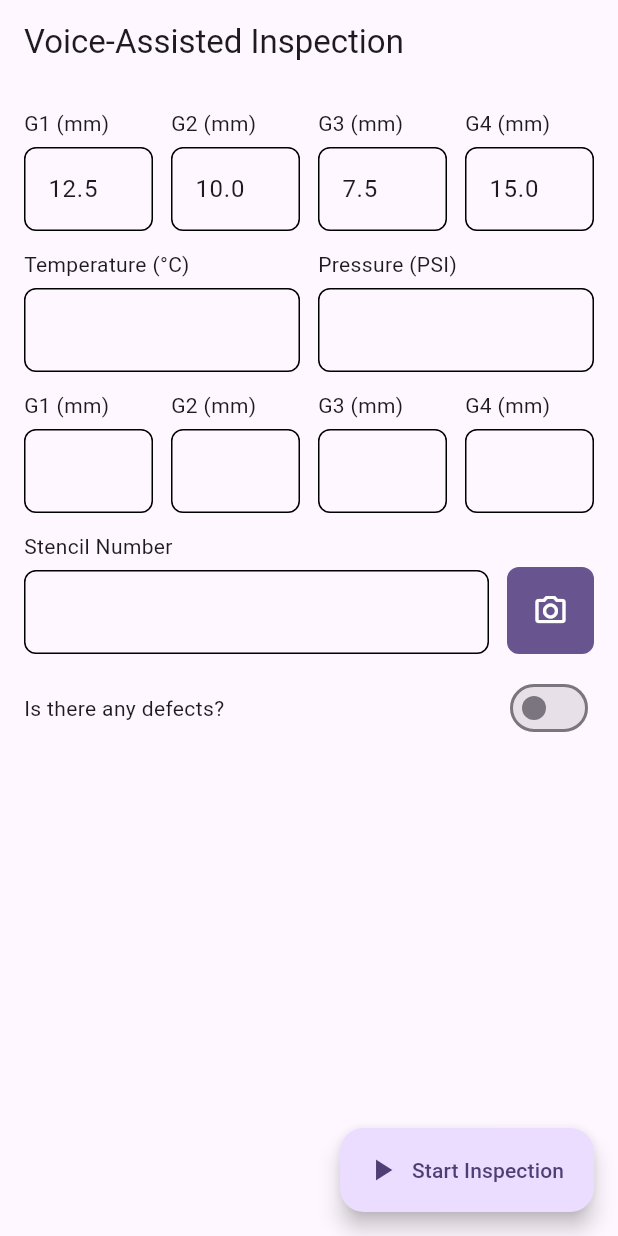
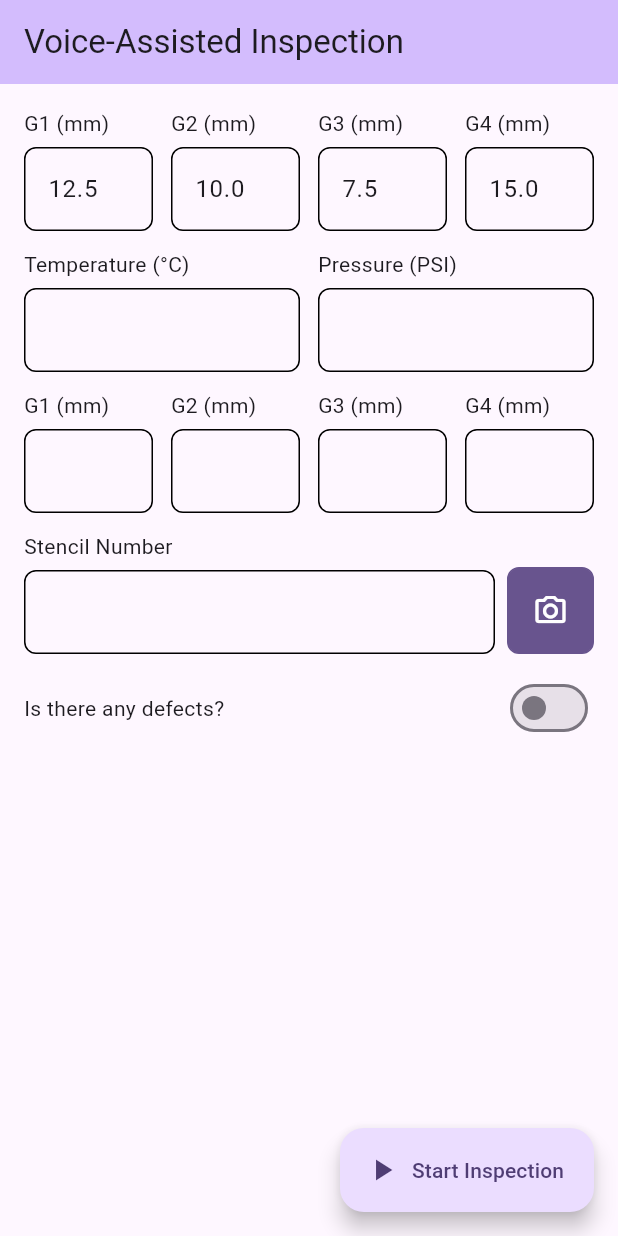
Before and after one commit to sknt2024/Flutter-VoiceBot, a Flutter app: the screen it shows after launch, on a phone screen of 412 x 824 dp. Run offline on Flutter 3.47's test engine with Material 3 defaults, Android fonts, the phone set to English and light mode, and no system bars; our stand-ins replace camera, dio, flutter_dotenv, flutter_tts, image_picker, permission_handler; missing offline and left inert: record.

Commit message:
feat: Implement dynamic defects management and update image capture workflow
This commit introduces a structured system for tracking inspection defects, refactors UI components for better modularity, and updates the image picking mechanism.

Key changes include:

- **New Defects Management System:**
    - Introduced `Defect` and `InspectionDefect` models to represent available defect types and user-captured defect data (ID, name, and image).
    - Added `DefectsSections` widget to manage a dynamic list of defects, allowing users to add multiple entries, select types from a dropdown, and capture associated photos.
    - Implemented an image preview dialog for captured defect photos with delete functionality.

- **Refactored UI Components:**
    - Extracted groove reading fields into a dedicated `OldGrooveReadings` widget.
    - Extracted defect selection logic into a `DefectDropdown` widget.
    - Cleaned up `HomePage` by replacing inline UI blocks with these new modular widgets.

- **Updated Image Capture & OCR:**
    - Switched from a custom `CameraPreviewScreen` to the `image_picker` package for capturing stencil numbers and defect images.
    - Updated `_openCameraAndExtract` in `home_page.dart` to use `ImagePicker` for camera access.

- **Language and Localization:**
    - Updated TTS configuration to use Hindi (`hi-IN`) for better local context.
    - Renamed the application to "Voice Assisted Inspection" in the main entry point.

- **Dependency and Configuration Updates:**
    - Added `image_picker` dependency to `pubspec.yaml`.
    - Updated platform-specific generated files (iOS, macOS, Windows, Linux) to register new plugins for file selection.
    - Disabled the debug banner in the main app configuration.

```diff
--- a/lib/main.dart
+++ b/lib/main.dart
@@ -81,7 +81,8 @@ class MyApp extends StatelessWidget {
   @override
   Widget build(BuildContext context) {
     return MaterialApp(
-      title: 'Flutter Whisper Demo',
+      title: 'Voice Assisted Inspection',
+      debugShowCheckedModeBanner: false,
       theme: ThemeData.from(
         colorScheme: ColorScheme.fromSeed(seedColor: Colors.deepPurple),
       ),
--- /dev/null
+++ b/lib/models/defect.dart
@@ -0,0 +1,16 @@
+class Defect {
+  final String id;
+  final String name;
+
+  Defect({
+    required this.id,
+    required this.name,
+  });
+
+  factory Defect.fromJson(Map<String, dynamic> json) {
+    return Defect(
+      id: json['_id']['\$oid'] as String,
+      name: (json['name'] as String).trim(),
+    );
+  }
+}
--- /dev/null
+++ b/lib/models/inspection_defect.dart
@@ -0,0 +1,13 @@
+import 'dart:io';
+
+class InspectionDefect {
+  String? defectId;
+  String? defectName;
+  File? defectImage;
+
+  InspectionDefect({
+    this.defectId,
+    this.defectName,
+    this.defectImage,
+  });
+}
--- a/lib/screens/home_page.dart
+++ b/lib/screens/home_page.dart
@@ -3,6 +3,9 @@ import 'dart:developer';
 import 'dart:io';
 
 import 'package:flutter/material.dart';
+import 'package:flutter_whisper_demo/widgets/defects_dropdown.dart';
+import 'package:flutter_whisper_demo/widgets/old_groove_readings.dart';
+import 'package:image_picker/image_picker.dart';
 import 'package:record/record.dart' as audio;
 import 'package:permission_handler/permission_handler.dart';
 import 'package:dio/dio.dart';
@@ -11,9 +14,9 @@ import 'package:flutter_tts/flutter_tts.dart';
 import 'package:path_provider/path_provider.dart';
 import 'package:flutter_dotenv/flutter_dotenv.dart';
 import 'package:flutter/services.dart';
-import '../screens/camera_preview_screen.dart';
 
 import '../services/field_extractor.dart';
+import '../widgets/defects_sections.dart';
 
 class HomePage extends StatefulWidget {
   const HomePage({super.key});
@@ -145,6 +148,8 @@ class _HomePageState extends State<HomePage>
     return _sanitizeStencil(raw.trim().toUpperCase());
   }
 
+  final ImagePicker _picker = ImagePicker();
+
   String _sanitizeStencil(String input) {
     final match = RegExp(r'\b[A-Z0-9]{6,}\b').firstMatch(input);
     return match?.group(0) ?? 'RETRY';
@@ -154,12 +159,17 @@ class _HomePageState extends State<HomePage>
     required String humanLabel,
     required TextEditingController controller,
   }) async {
-    final File? imageFile = await Navigator.push<File>(
-      context,
-      MaterialPageRoute(builder: (_) => const CameraPreviewScreen()),
+    // final File? imageFile = await Navigator.push<File>(
+    //   context,
+    //   MaterialPageRoute(builder: (_) => const CameraPreviewScreen()),
+    // );
+
+    final XFile? image = await _picker.pickImage(
+      source: ImageSource.camera,
+      imageQuality: 100,
     );
 
-    if (imageFile == null) return;
+    File? imageFile = File(image!.path);
 
     try {
       /// 🔥 OpenAI Vision OCR
@@ -196,7 +206,7 @@ class _HomePageState extends State<HomePage>
   }
 
   void _configureTts() {
-    _tts.setLanguage("en-IN");
+    _tts.setLanguage("hi-IN");
     _tts.setSpeechRate(0.4);
     _tts.setVolume(1.0);
     _tts.setPitch(1.0);
@@ -778,25 +788,18 @@ class _HomePageState extends State<HomePage>
     super.dispose();
   }
 
-  bool _defectsPresent = false;
-
-  void toggleDefects(bool value) {
-    setState(() {
-      _defectsPresent = value;
-    });
-  }
-
   @override
   Widget build(BuildContext context) {
-    // build UI with a stack to overlay transcribing loader
     return Scaffold(
-      appBar: AppBar(title: const Text("Voice-Assisted Inspection")),
+      appBar: AppBar(
+        title: const Text("Voice-Assisted Inspection"),
+        backgroundColor: Theme.of(context).colorScheme.inversePrimary,
+      ),
       floatingActionButton: FloatingActionButton.extended(
         onPressed: () {
           if (_isSequenceRunning) {
             _stopInspectionSequence();
           } else {
-            // start only if not transcribing
             _startInspectionSequence();
           }
         },
@@ -812,37 +815,11 @@ class _HomePageState extends State<HomePage>
             child: SingleChildScrollView(
               child: Column(
                 children: [
-                  Row(
-                    children: [
-                      Expanded(
-                        child: _oldDataField(
-                          label: "G1 (mm)",
-                          controller: _oldG1Controller,
-                        ),
-                      ),
-                      const SizedBox(width: 12),
-                      Expanded(
-                        child: _oldDataField(
-                          label: "G2 (mm)",
-                          controller: _oldG2Controller,
-                        ),
-                      ),
-                      const SizedBox(width: 12),
-
-                      Expanded(
-                        child: _oldDataField(
-                          label: "G3 (mm)",
-                          controller: _oldG3Controller,
-                        ),
-                      ),
-                      const SizedBox(width: 12),
-                      Expanded(
-                        child: _oldDataField(
-                          label: "G4 (mm)",
-                          controller: _oldG4Controller,
-                        ),
-                      ),
-                    ],
+                  OldGrooveReadings(
+                    g1: _oldG1Controller.text,
+                    g2: _oldG2Controller.text,
+                    g3: _oldG3Controller.text,
+                    g4: _oldG4Controller.text,
                   ),
                   const SizedBox(height: 12),
                   Row(
@@ -925,7 +902,7 @@ class _HomePageState extends State<HomePage>
                           controller: _stencilNumberController,
                         ),
                       ),
-                      const SizedBox(width: 12),
+                      const SizedBox(width: 8),
                       InkWell(
                         onTap: () {
                           _openCameraAndExtract(
@@ -951,17 +928,7 @@ class _HomePageState extends State<HomePage>
                     ],
                   ),
                   const SizedBox(height: 12),
-                  Row(
-                    mainAxisAlignment: MainAxisAlignment.spaceBetween,
-                    children: [
-                      Text("Is there any defects?"),
-                      Switch.adaptive(
-                        value: _defectsPresent,
-                        onChanged: (value) => toggleDefects(value),
-                      ),
-                    ],
-                  ),
-                  const SizedBox(height: 12),
+                  DefectsSections(),
                 ],
               ),
             ),
--- /dev/null
+++ b/lib/widgets/defects_sections.dart
@@ -0,0 +1,330 @@
+import 'dart:io';
+
+import 'package:flutter/material.dart';
+import 'package:image_picker/image_picker.dart';
+
+import '../models/defect.dart';
+import '../models/inspection_defect.dart';
+import 'defects_dropdown.dart';
+
+class DefectsSections extends StatefulWidget {
+  const DefectsSections({super.key});
+
+  @override
+  State<DefectsSections> createState() => _DefectsSectionsState();
+}
+
+class _DefectsSectionsState extends State<DefectsSections> {
+  bool _defectsPresent = false;
+  File? _defectImage;
+
+  final ImagePicker _picker = ImagePicker();
+
+  void toggleDefects(bool value) {
+    setState(() {
+      _defectsPresent = value;
+      if (!value) {
+        _inspectionDefects
+          ..clear()
+          ..add(InspectionDefect());
+      }
+    });
+  }
+
+  Future<void> _pickImage(int index) async {
+    final XFile? image = await _picker.pickImage(
+      source: ImageSource.camera,
+      imageQuality: 100,
+    );
+
+    print("Image: ${image?.path}");
+
+    if (image != null) {
+      setState(() {
+        _inspectionDefects[index].defectImage = File(image.path);
+      });
+    }
+  }
+
+  void _removeImage(int index) {
+    setState(() {
+      _inspectionDefects[index].defectImage = null;
+    });
+  }
+
+  final List<Defect> defects = [
+    Defect(id: "62ab0eaef58cc5a2dd8b759b", name: "Alternate Lug Wear"),
+    Defect(id: "62b063992f323e536c71a33a", name: "Both Shoulder Wear"),
+    Defect(id: "62b063a12f323e536c71a349", name: "Centre Wear"),
+    Defect(id: "62b063aa2f323e536c71a357", name: "Feather Edge Wear"),
+    Defect(id: "62b063b52f323e536c71a363", name: "Heel & Toe Wear"),
+    Defect(id: "62b063bf2f323e536c71a36f", name: "Inside Edge Wear"),
+    Defect(id: "62b064032f323e536c71a3b1", name: "Irregular Wear"),
+    Defect(id: "62b0656b2f323e536c71a44c", name: "Rib Pinch Wear"),
+    Defect(id: "62b065742f323e536c71a454", name: "Scallop Wear"),
+    Defect(id: "62b0657d2f323e536c71a45c", name: "Scrubung Scuffing Wear"),
+    Defect(id: "62b065872f323e536c71a464", name: "Spotty Wear"),
+    Defect(id: "62b065902f323e536c71a46c", name: "Wavy Wear"),
+    Defect(id: "62b0659c2f323e536c71a474", name: "One Side Wear"),
+    Defect(id: "62b065a62f323e536c71a47c", name: "Diagonal Wear"),
+    Defect(id: "62b065ae2f323e536c71a484", name: "Chipping Wear"),
+    Defect(id: "62b065b82f323e536c71a48d", name: "Bulging"),
+    Defect(id: "62b065bf2f323e536c71a495", name: "Worn Out"),
+    Defect(id: "62b065c72f323e536c71a4a7", name: "Patchy Wear"),
+    Defect(id: "62b065d02f323e536c71a4af", name: "Chipping"),
+    Defect(id: "62b065d72f323e536c71a4b7", name: "All Good"),
+    Defect(id: "63198e1a34f8e69c02ac6c28", name: "Cut Repair"),
+    Defect(id: "638f23fe0cc0a310c8892676", name: "Puncher"),
+    Defect(id: "63970c4589440543e50abb17", name: "Side Wall cut"),
+    Defect(id: "63b413dffcde9bc3234a816d", name: "Missing"),
+    Defect(
+      id: "63b659f6671b030891ed73e7",
+      name: "Wrongly worn due to Alignment",
+    ),
+    Defect(id: "63c55a8602dfea2de0aa4eb8", name: "Manufacturing"),
+    Defect(id: "63d55208d7b631bee33c04b5", name: "Burnout tyre"),
+    Defect(id: "63e4bc620300dfab84cc362c", name: "Runflat"),
+    Defect(id: "63ef4582f96182ad5523050a", name: "Tread Damage"),
+    Defect(id: "63ef458cf96182ad55230511", name: "Wire Expose"),
+    Defect(id: "642e657e051f9043375e321d", name: "Scoring"),
+    Defect(id: "6603b8f14c1c2146d0ab1734", name: "Zipper Cut"),
+    Defect(id: "67dd61b54e4c21cc5966487f", name: "Stencil Not matching"),
+  ];
+
+  final List<InspectionDefect> _inspectionDefects = [InspectionDefect()];
+
+  Future<void> showImagePreviewDialog({
+    required BuildContext context,
+    required File image,
+    required VoidCallback onDelete,
+  }) {
+    final media = MediaQuery.of(context);
+
+    return showDialog(
+      context: context,
+      barrierDismissible: false,
+      builder: (context) {
+        return Dialog(
+          insetPadding: const EdgeInsets.all(16),
+          shape: RoundedRectangleBorder(
+            borderRadius: BorderRadius.circular(12),
+          ),
+          child: SingleChildScrollView(
+            child: Padding(
+              padding: const EdgeInsets.all(12),
+              child: Column(
+                mainAxisSize: MainAxisSize.min,
+                children: [
+                  /// IMAGE (dynamic & scaled down)
+                  ConstrainedBox(
+                    constraints: BoxConstraints(
+                      maxHeight: media.size.height * 0.65,
+                      maxWidth: media.size.width * 0.9,
+                    ),
+                    child: InteractiveViewer(
+                      minScale: 0.8,
+                      maxScale: 4,
+                      child: Image.file(
+                        image,
+                        fit: BoxFit.contain,
+                        width: double.infinity,
+                      ),
+                    ),
+                  ),
+
+                  const SizedBox(height: 12),
+
+                  /// ACTIONS
+                  Row(
+                    mainAxisAlignment: MainAxisAlignment.spaceBetween,
+                    children: [
+                      TextButton.icon(
+                        onPressed: () {
+                          Navigator.pop(context);
+                          onDelete();
+                        },
+                        icon: const Icon(
+                          Icons.delete_outline,
+                          color: Colors.red,
+                        ),
+                        label: const Text(
+                          'Delete',
+                          style: TextStyle(color: Colors.red),
+                        ),
+                      ),
+                      ElevatedButton(
+                        onPressed: () => Navigator.pop(context),
+                        child: const Text('OK'),
+                      ),
+                    ],
+                  ),
+                ],
+              ),
+            ),
+          ),
+        );
+      },
+    );
+  }
+
+  @override
+  Widget build(BuildContext context) {
+    return Column(
+      crossAxisAlignment: CrossAxisAlignment.start,
+      children: [
+        Row(
+          mainAxisAlignment: MainAxisAlignment.spaceBetween,
+          children: [
+            const Text("Is there any defects?"),
+            Switch.adaptive(value: _defectsPresent, onChanged: toggleDefects),
+          ],
+        ),
+        const SizedBox(height: 12),
+
+        /// Dropdown
+        Visibility(
+          visible: _defectsPresent,
+          child: Column(
+            spacing: 8,
+            crossAxisAlignment: CrossAxisAlignment.start,
+            children: [
+              Row(
+                mainAxisAlignment: MainAxisAlignment.spaceBetween,
+                children: [
+                  Text(
+                    "Defects",
+                    style: Theme.of(context).textTheme.titleMedium,
+                  ),
+                  InkWell(
+                    onTap: () {
+                      setState(() {
+                        _inspectionDefects.add(InspectionDefect());
+                      });
+                    },
+                    child: Container(
+                      padding: EdgeInsets.all(8.0),
+                      decoration: BoxDecoration(
+                        color: Theme.of(context).primaryColor,
+                        borderRadius: BorderRadius.circular(8.0),
+                        border: Border.all(
+                          color: Theme.of(context).primaryColor,
+                        ),
+                      ),
+                      child: Icon(Icons.add, color: Colors.white),
+                    ),
+                  ),
+                ],
+              ),
+              ListView.separated(
+                shrinkWrap: true,
+                physics: const NeverScrollableScrollPhysics(),
+                itemCount: _inspectionDefects.length,
+                separatorBuilder: (context, index) => SizedBox(height: 8),
+                itemBuilder: (context, index) {
+                  final item = _inspectionDefects[index];
+                  return Row(
+                    spacing: 8,
+                    children: [
+                      /// Defect dropdown
+                      Flexible(
+                        child: DefectDropdown(
+                          defects: defects,
+                          value: item.defectId == null
+                              ? null
+                              : defects.firstWhere(
+                                  (d) => d.id == item.defectId,
+                                ),
+                          onChanged: (Defect? defect) {
+                            setState(() {
+                              item.defectId = defect?.id;
+                              item.defectName = defect?.name;
+                            });
+                          },
+                        ),
+                      ),
+
+                      item.defectImage == null
+                          ? InkWell(
+                              onTap: () => _pickImage(index),
+                              child: Container(
+                                padding: EdgeInsets.all(16.0),
+                                decoration: BoxDecoration(
+                                  color: Theme.of(context).primaryColor,
+                                  borderRadius: BorderRadius.circular(8.0),
+                                  border: Border.all(
+                                    color: Theme.of(context).primaryColor,
+                                  ),
+                                ),
+                                child: Icon(
+                                  Icons.camera_alt_outlined,
+                                  color: Colors.white,
+                                ),
+                              ),
+                            )
+                          : ClipRRect(
+                              borderRadius: BorderRadius.circular(8),
+                              child: Stack(
+                                children: [
+                                  InkWell(
+                                    onTap: () {
+                                      showImagePreviewDialog(
+                                        context: context,
+                                        image: item.defectImage!,
+                                        onDelete: () => _removeImage(index),
+                                      );
+                                    },
+                                    child: Container(
+                                      width: kToolbarHeight,
+                                      height: kToolbarHeight,
+                                      padding: const EdgeInsets.all(2),
+                                      decoration: BoxDecoration(
+                                        color: Theme.of(context).primaryColor,
+                                        borderRadius: BorderRadius.circular(8),
+                                      ),
+                                      child: ClipRRect(
+                                        borderRadius: BorderRadius.circular(6),
+                                        child: Image.file(
+                                          item.defectImage!,
+                                          fit: BoxFit.cover,
+                                        ),
+                                      ),
+                                    ),
+                                  ),
+
+                                  Positioned(
+                                    top: 0,
+                                    right: 0,
+                                    child: InkWell(
+                                      onTap: () => _removeImage(index),
+                                      child: Container(
+                                        alignment: Alignment.center,
+                                        padding: EdgeInsets.all(2),
+                                        decoration: BoxDecoration(
+                                          color: Colors.red,
+                                          borderRadius: BorderRadius.only(
+                                            bottomLeft: Radius.circular(4),
+                                          ),
+                                        ),
+                                        child: const Icon(
+                                          Icons.close_rounded,
+                                          color: Colors.white,
+                                          size: 16,
+                                        ),
+                                      ),
+                                    ),
+                                  ),
+                                ],
+                              ),
+                            ),
+                    ],
+                  );
+                },
+              ),
+            ],
+          ),
+        ),
+        const SizedBox(height: kToolbarHeight * 2),
+      ],
+    );
+  }
+}
--- /dev/null
+++ b/lib/widgets/old_groove_readings.dart
@@ -0,0 +1,80 @@
+import 'package:flutter/material.dart';
+
+class OldGrooveReadings extends StatelessWidget {
+  final String g1;
+  final String g2;
+  final String g3;
+  final String g4;
+  const OldGrooveReadings({super.key, required this.g1, required this.g2, required this.g3, required this.g4});
+
+  @override
+  Widget build(BuildContext context) {
+    return Row(
+      children: [
+        Expanded(
+          child: _oldDataField(
+            label: "G1 (mm)",
+            controller: TextEditingController(
+              text: g1,
+            ),
+          ),
+        ),
+        const SizedBox(width: 12),
+        Expanded(
+          child: _oldDataField(
+            label: "G2 (mm)",
+            controller: TextEditingController(
+              text: g2,
+            ),
+          ),
+        ),
+        const SizedBox(width: 12),
+
+        Expanded(
+          child: _oldDataField(
+            label: "G3 (mm)",
+            controller: TextEditingController(
+              text: g3,
+            ),
+          ),
+        ),
+        const SizedBox(width: 12),
+        Expanded(
+          child: _oldDataField(
+            label: "G4 (mm)",
+            controller: TextEditingController(
+              text: g4,
+            ),
+          ),
+        ),
+      ],
+    );
+  }
+
+  Widget _oldDataField({
+    required String label,
+    required TextEditingController controller,
+  }) {
+    return Column(
+      crossAxisAlignment: CrossAxisAlignment.start,
+      children: [
+        Text(label),
+        const SizedBox(height: 6),
+        TextField(
+          controller: controller,
+          readOnly: false,
+          showCursor: false,
+          decoration: InputDecoration(
+            enabledBorder: OutlineInputBorder(
+              borderRadius: BorderRadius.circular(8.0),
+            ),
+            focusedBorder: OutlineInputBorder(
+              borderSide: const BorderSide(width: 2),
+              borderRadius: BorderRadius.circular(8.0),
+            ),
+          ),
+        ),
+      ],
+    );
+  }
+}
--- a/pubspec.yaml
+++ b/pubspec.yaml
@@ -45,6 +45,7 @@ dependencies:
   flutter_dotenv: ^6.0.0
   http_parser: ^4.1.2
   camera: ^0.11.3
+  image_picker: ^1.2.1
 
 dev_dependencies:
   flutter_test:
```
Also changed, not shown: lib/widgets/defects_dropdown.dart (added, +37 -0 lines), pubspec.lock, 5 other files.
